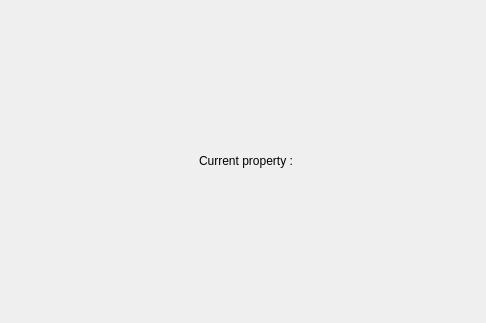
Old version of the form plugins/view/SOMView/SOMWidget.ui in the repository Tulip-Dev/tulip; both pictures show x 0 to 486 and y 0 to 323 of the 699 by 323 pixel window.
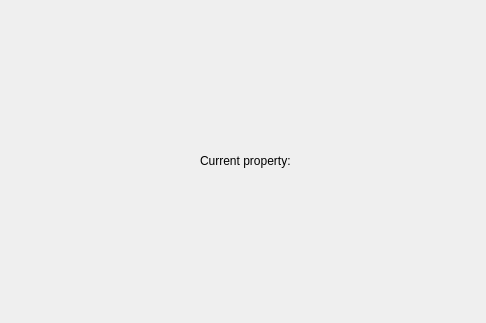
New version of the form.

What changed in the file:
```diff
--- a/plugins/view/SOMView/SOMWidget.ui
+++ b/plugins/view/SOMView/SOMWidget.ui
@@ -64,7 +64,7 @@
            </sizepolicy>
           </property>
           <property name="text">
-           <string>Current property :</string>
+           <string>Current property:</string>
           </property>
          </widget>
         </item>
```
